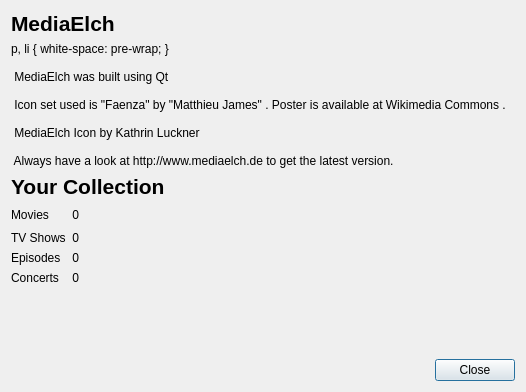
This is main/AboutDialog.ui in Komet/MediaElch as Qt 5 draws it before an edit. The edited form follows.
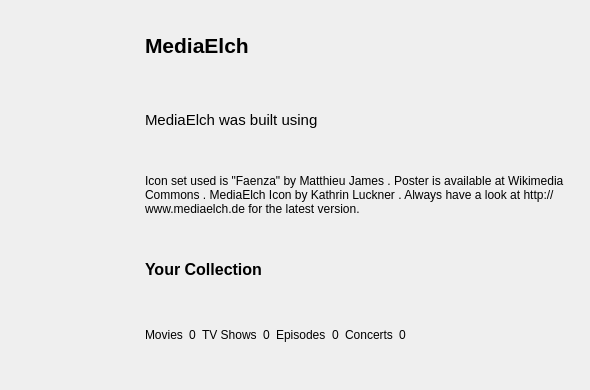
This is the edited form. Icons and pictures are not drawn.

What changed in the file:
```diff
--- a/main/AboutDialog.ui
+++ b/main/AboutDialog.ui
@@ -9,10 +9,22 @@
    <rect>
     <x>0</x>
     <y>0</y>
-    <width>526</width>
-    <height>392</height>
+    <width>590</width>
+    <height>390</height>
    </rect>
   </property>
+  <property name="sizePolicy">
+   <sizepolicy hsizetype="Preferred" vsizetype="Preferred">
+    <horstretch>0</horstretch>
+    <verstretch>0</verstretch>
+   </sizepolicy>
+  </property>
+  <property name="minimumSize">
+   <size>
+    <width>0</width>
+    <height>0</height>
+   </size>
+  </property>
   <property name="windowTitle">
    <string>About MediaElch</string>
   </property>
@@ -23,170 +35,195 @@
   <property name="modal">
    <bool>true</bool>
   </property>
-  <layout class="QVBoxLayout" name="verticalLayout" stretch="0,0,0,0,0,1">
+  <layout class="QHBoxLayout" name="horizontalLayout" stretch="0,0">
    <item>
-    <widget class="QLabel" name="labelMediaElch">
-     <property name="font">
-      <font>
-       <pointsize>16</pointsize>
-       <weight>75</weight>
-       <bold>true</bold>
-      </font>
-     </property>
-     <property name="text">
-      <string>MediaElch</string>
-     </property>
-    </widget>
-   </item>
-   <item>
-    <widget class="QLabel" name="label">
-     <property name="text">
-      <string>&lt;!DOCTYPE HTML PUBLIC &quot;-//W3C//DTD HTML 4.0//EN&quot; &quot;http://www.w3.org/TR/REC-html40/strict.dtd&quot;&gt;
-&lt;html&gt;&lt;head&gt;&lt;meta name=&quot;qrichtext&quot; content=&quot;1&quot; /&gt;&lt;style type=&quot;text/css&quot;&gt;
-p, li { white-space: pre-wrap; }
-&lt;/style&gt;&lt;/head&gt;&lt;body style=&quot; font-family:'Ubuntu'; font-size:11pt; font-weight:400; font-style:normal;&quot;&gt;
-&lt;p style=&quot; margin-top:0px; margin-bottom:0px; margin-left:0px; margin-right:0px; -qt-block-indent:0; text-indent:0px;&quot;&gt;&lt;span style=&quot; font-family:'Lucida Grande'; font-size:13pt;&quot;&gt;MediaElch was built using &lt;/span&gt;&lt;a href=&quot;http://qt.nokia.com&quot;&gt;&lt;span style=&quot; font-family:'Lucida Grande'; font-size:13pt; text-decoration: underline; color:#0000ff;&quot;&gt;Qt&lt;/span&gt;&lt;/a&gt;&lt;/p&gt;
-&lt;p style=&quot;-qt-paragraph-type:empty; margin-top:0px; margin-bottom:0px; margin-left:0px; margin-right:0px; -qt-block-indent:0; text-indent:0px; font-family:'Lucida Grande'; font-size:13pt;&quot;&gt;&lt;br /&gt;&lt;/p&gt;
-&lt;p style=&quot; margin-top:0px; margin-bottom:0px; margin-left:0px; margin-right:0px; -qt-block-indent:0; text-indent:0px;&quot;&gt;&lt;span style=&quot; font-family:'Lucida Grande'; font-size:13pt;&quot;&gt;Icon set used is &lt;/span&gt;&lt;a href=&quot;http://code.google.com/p/faenza-icon-theme/downloads/list&quot;&gt;&lt;span style=&quot; font-family:'Lucida Grande'; font-size:13pt; text-decoration: underline; color:#0000ff;&quot;&gt;&amp;quot;Faenza&amp;quot;&lt;/span&gt;&lt;/a&gt;&lt;span style=&quot; font-family:'Lucida Grande'; font-size:13pt;&quot;&gt; by &lt;/span&gt;&lt;a href=&quot;mailto:matthieu.james@gmail.com&quot;&gt;&lt;span style=&quot; font-family:'Lucida Grande'; font-size:13pt; text-decoration: underline; color:#0000ff;&quot;&gt;&amp;quot;Matthieu James&amp;quot;&lt;/span&gt;&lt;/a&gt;&lt;span style=&quot; font-family:'Lucida Grande'; font-size:13pt;&quot;&gt;. Poster is available at &lt;/span&gt;&lt;a href=&quot;http://commons.wikimedia.org/wiki/File:Entropy_poster.jpg&quot;&gt;&lt;span style=&quot; font-family:'Lucida Grande'; font-size:13pt; text-decoration: underline; color:#0000ff;&quot;&gt;Wikimedia Commons&lt;/span&gt;&lt;/a&gt;&lt;span style=&quot; font-family:'Lucida Grande'; font-size:13pt;&quot;&gt; .&lt;/span&gt;&lt;/p&gt;
-&lt;p style=&quot;-qt-paragraph-type:empty; margin-top:0px; margin-bottom:0px; margin-left:0px; margin-right:0px; -qt-block-indent:0; text-indent:0px; font-family:'Lucida Grande'; font-size:13pt; text-decoration: underline; color:#0000ff;&quot;&gt;&lt;br /&gt;&lt;/p&gt;
-&lt;p style=&quot; margin-top:0px; margin-bottom:0px; margin-left:0px; margin-right:0px; -qt-block-indent:0; text-indent:0px;&quot;&gt;&lt;span style=&quot; font-family:'Lucida Grande'; font-size:13pt;&quot;&gt;MediaElch Icon by &lt;/span&gt;&lt;a href=&quot;mailto:kathrin.luckner@me.com&quot;&gt;&lt;span style=&quot; font-family:'Lucida Grande'; font-size:13pt; text-decoration: underline; color:#0000ff;&quot;&gt;Kathrin Luckner&lt;/span&gt;&lt;/a&gt;&lt;/p&gt;
-&lt;p style=&quot;-qt-paragraph-type:empty; margin-top:0px; margin-bottom:0px; margin-left:0px; margin-right:0px; -qt-block-indent:0; text-indent:0px; font-family:'Lucida Grande'; font-size:13pt; text-decoration: underline; color:#0000ff;&quot;&gt;&lt;br /&gt;&lt;/p&gt;
-&lt;p style=&quot; margin-top:0px; margin-bottom:0px; margin-left:0px; margin-right:0px; -qt-block-indent:0; text-indent:0px;&quot;&gt;&lt;span style=&quot; font-family:'Lucida Grande'; font-size:13pt;&quot;&gt;Always have a look at &lt;/span&gt;&lt;a href=&quot;http://www.mediaelch.de&quot;&gt;&lt;span style=&quot; font-family:'Lucida Grande'; font-size:13pt; text-decoration: underline; color:#0000ff;&quot;&gt;http://www.mediaelch.de&lt;/span&gt;&lt;/a&gt;&lt;span style=&quot; font-family:'Lucida Grande'; font-size:13pt;&quot;&gt; to get the latest version.&lt;/span&gt;&lt;/p&gt;
-&lt;p style=&quot;-qt-paragraph-type:empty; margin-top:0px; margin-bottom:0px; margin-left:0px; margin-right:0px; -qt-block-indent:0; text-indent:0px; font-family:'Lucida Grande'; font-size:13pt;&quot;&gt;&lt;br /&gt;&lt;/p&gt;&lt;/body&gt;&lt;/html&gt;</string>
-     </property>
-     <property name="alignment">
-      <set>Qt::AlignLeading|Qt::AlignLeft|Qt::AlignTop</set>
-     </property>
-     <property name="wordWrap">
-      <bool>true</bool>
-     </property>
-     <property name="openExternalLinks">
-      <bool>true</bool>
-     </property>
-    </widget>
-   </item>
-   <item>
-    <widget class="QLabel" name="label_2">
-     <property name="font">
-      <font>
-       <pointsize>16</pointsize>
-       <weight>75</weight>
-       <bold>true</bold>
-      </font>
-     </property>
-     <property name="text">
-      <string>Your Collection</string>
-     </property>
-    </widget>
-   </item>
-   <item>
-    <layout class="QGridLayout" name="gridLayout">
-     <item row="0" column="0">
-      <widget class="QLabel" name="label_3">
-       <property name="text">
-        <string>Movies</string>
+    <layout class="QVBoxLayout" name="verticalLayout_2">
+     <item>
+      <widget class="QLabel" name="label">
+       <property name="minimumSize">
+        <size>
+         <width>128</width>
+         <height>128</height>
+        </size>
        </property>
-      </widget>
-     </item>
-     <item row="2" column="0">
-      <widget class="QLabel" name="label_6">
-       <property name="text">
-        <string>Episodes</string>
+       <property name="maximumSize">
+        <size>
+         <width>128</width>
+         <height>128</height>
+        </size>
        </property>
-      </widget>
-     </item>
-     <item row="1" column="0">
-      <widget class="QLabel" name="label_4">
-       <property name="text">
-        <string>TV Shows</string>
+       <property name="layoutDirection">
+        <enum>Qt::LeftToRight</enum>
        </property>
-      </widget>
-     </item>
-     <item row="3" column="0">
-      <widget class="QLabel" name="label_5">
        <property name="text">
-        <string>Concerts</string>
+        <string/>
        </property>
-      </widget>
-     </item>
-     <item row="0" column="1">
-      <widget class="QLabel" name="numMovies">
-       <property name="text">
-        <string>0</string>
+       <property name="pixmap">
+        <pixmap resource="../MediaElch.qrc">:/img/MediaElch.png</pixmap>
        </property>
-       <property name="alignment">
-        <set>Qt::AlignRight|Qt::AlignTrailing|Qt::AlignVCenter</set>
-       </property>
       </widget>
      </item>
-     <item row="0" column="2">
-      <spacer name="horizontalSpacer">
+     <item>
+      <spacer name="verticalSpacer">
        <property name="orientation">
-        <enum>Qt::Horizontal</enum>
+        <enum>Qt::Vertical</enum>
        </property>
        <property name="sizeHint" stdset="0">
         <size>
-         <width>40</width>
-         <height>20</height>
+         <width>20</width>
+         <height>40</height>
         </size>
        </property>
       </spacer>
      </item>
-     <item row="1" column="1">
-      <widget class="QLabel" name="numShows">
+    </layout>
+   </item>
+   <item>
+    <layout class="QVBoxLayout" name="verticalLayout">
+     <item>
+      <widget class="QLabel" name="labelMediaElch">
+       <property name="font">
+        <font>
+         <pointsize>16</pointsize>
+         <weight>75</weight>
+         <italic>false</italic>
+         <bold>true</bold>
+        </font>
+       </property>
        <property name="text">
-        <string>0</string>
+        <string>MediaElch</string>
        </property>
-       <property name="alignment">
-        <set>Qt::AlignRight|Qt::AlignTrailing|Qt::AlignVCenter</set>
+       <property name="textFormat">
+        <enum>Qt::AutoText</enum>
        </property>
       </widget>
      </item>
-     <item row="2" column="1">
-      <widget class="QLabel" name="numEpisodes">
+     <item>
+      <layout class="QHBoxLayout" name="horizontalLayout_2">
+       <property name="spacing">
+        <number>0</number>
+       </property>
+       <item>
+        <widget class="QLabel" name="label_3">
+         <property name="text">
+          <string>&lt;html&gt;&lt;head/&gt;&lt;body&gt;&lt;p&gt;&lt;span style=&quot; font-family:'Lucida Grande'; font-size:11pt;&quot;&gt;MediaElch was built using &lt;/span&gt;&lt;/p&gt;&lt;/body&gt;&lt;/html&gt;</string>
+         </property>
+        </widget>
+       </item>
+       <item>
+        <widget class="QLabel" name="label_10">
+         <property name="pixmap">
+          <pixmap resource="../MediaElch.qrc">:/img/qtcreator.png</pixmap>
+         </property>
+        </widget>
+       </item>
+       <item>
+        <spacer name="horizontalSpacer">
+         <property name="orientation">
+          <enum>Qt::Horizontal</enum>
+         </property>
+         <property name="sizeHint" stdset="0">
+          <size>
+           <width>40</width>
+           <height>20</height>
+          </size>
+         </property>
+        </spacer>
+       </item>
+      </layout>
+     </item>
+     <item>
+      <widget class="QLabel" name="label_2">
        <property name="text">
-        <string>0</string>
+        <string>&lt;html&gt;&lt;head/&gt;&lt;body&gt;&lt;p&gt;&lt;span style=&quot; font-family:'Lucida Grande';&quot;&gt;Icon set used is &lt;/span&gt;&lt;a href=&quot;http://code.google.com/p/faenza-icon-theme/downloads/list&quot;&gt;&lt;span style=&quot; font-family:'Lucida Grande'; text-decoration: underline; color:#0000ff;&quot;&gt;&amp;quot;Faenza&amp;quot;&lt;/span&gt;&lt;/a&gt;&lt;span style=&quot; font-family:'Lucida Grande';&quot;&gt; by &lt;/span&gt;&lt;a href=&quot;mailto:matthieu.james@gmail.com&quot;&gt;&lt;span style=&quot; font-family:'Lucida Grande'; text-decoration: underline; color:#0000ff;&quot;&gt;Matthieu James&lt;/span&gt;&lt;/a&gt;&lt;span style=&quot; font-family:'Lucida Grande';&quot;&gt;.  Poster is available at &lt;/span&gt;&lt;a href=&quot;http://commons.wikimedia.org/wiki/File:Entropy_poster.jpg&quot;&gt;&lt;span style=&quot; font-family:'Lucida Grande'; text-decoration: underline; color:#0000ff;&quot;&gt;Wikimedia Commons&lt;/span&gt;&lt;/a&gt;&lt;span style=&quot; font-family:'Lucida Grande';&quot;&gt; .&lt;/span&gt;&lt;/p&gt;&lt;p&gt;&lt;span style=&quot; font-family:'Lucida Grande';&quot;&gt;MediaElch Icon by &lt;/span&gt;&lt;a href=&quot;mailto:kathrin.luckner@me.com&quot;&gt;&lt;span style=&quot; font-family:'Lucida Grande'; text-decoration: underline; color:#0000ff;&quot;&gt;Kathrin Luckner&lt;/span&gt;&lt;/a&gt;&lt;span style=&quot; font-family:'Lucida Grande';&quot;&gt;.&lt;/span&gt;&lt;/p&gt;&lt;p&gt;&lt;span style=&quot; font-family:'Lucida Grande';&quot;&gt;Always have a look at &lt;/span&gt;&lt;a href=&quot;http://www.mediaelch.de&quot;&gt;&lt;span style=&quot; font-family:'Lucida Grande'; text-decoration: underline; color:#0000ff;&quot;&gt;http://www.mediaelch.de&lt;/span&gt;&lt;/a&gt;&lt;span style=&quot; font-family:'Lucida Grande';&quot;&gt; for the latest version.&lt;/span&gt;&lt;/p&gt;&lt;/body&gt;&lt;/html&gt;</string>
        </property>
-       <property name="alignment">
-        <set>Qt::AlignRight|Qt::AlignTrailing|Qt::AlignVCenter</set>
+       <property name="wordWrap">
+        <bool>true</bool>
        </property>
       </widget>
      </item>
-     <item row="3" column="1">
-      <widget class="QLabel" name="numConcerts">
+     <item>
+      <widget class="QLabel" name="label_4">
        <property name="text">
-        <string>0</string>
+        <string>&lt;html&gt;&lt;head/&gt;&lt;body&gt;&lt;p&gt;&lt;span style=&quot; font-size:12pt; font-weight:600;&quot;&gt;Your Collection&lt;/span&gt;&lt;/p&gt;&lt;/body&gt;&lt;/html&gt;</string>
        </property>
-       <property name="alignment">
-        <set>Qt::AlignRight|Qt::AlignTrailing|Qt::AlignVCenter</set>
-       </property>
       </widget>
      </item>
+     <item>
+      <layout class="QGridLayout" name="gridLayout_2">
+       <item row="0" column="6">
+        <widget class="QLabel" name="label_6">
+         <property name="text">
+          <string>Concerts</string>
+         </property>
+        </widget>
+       </item>
+       <item row="3" column="8">
+        <spacer name="horizontalSpacer_2">
+         <property name="orientation">
+          <enum>Qt::Horizontal</enum>
+         </property>
+         <property name="sizeHint" stdset="0">
+          <size>
+           <width>40</width>
+           <height>20</height>
+          </size>
+         </property>
+        </spacer>
+       </item>
+       <item row="0" column="4">
+        <widget class="QLabel" name="label_8">
+         <property name="text">
+          <string>Episodes</string>
+         </property>
+        </widget>
+       </item>
+       <item row="0" column="2">
+        <widget class="QLabel" name="label_5">
+         <property name="text">
+          <string>TV Shows</string>
+         </property>
+        </widget>
+       </item>
+       <item row="0" column="0">
+        <widget class="QLabel" name="label_7">
+         <property name="text">
+          <string>Movies</string>
+         </property>
+        </widget>
+       </item>
+       <item row="0" column="1">
+        <widget class="QLabel" name="numMovies">
+         <property name="text">
+          <string>0</string>
+         </property>
+        </widget>
+       </item>
+       <item row="0" column="3">
+        <widget class="QLabel" name="numShows">
+         <property name="text">
+          <string>0</string>
+         </property>
+        </widget>
+       </item>
+       <item row="0" column="5">
+        <widget class="QLabel" name="numEpisodes">
+         <property name="text">
+          <string>0</string>
+         </property>
+        </widget>
+       </item>
+       <item row="0" column="7">
+        <widget class="QLabel" name="numConcerts">
+         <property name="text">
+          <string>0</string>
+         </property>
+        </widget>
+       </item>
+      </layout>
+     </item>
     </layout>
    </item>
-   <item>
-    <spacer name="verticalSpacer">
-     <property name="orientation">
-      <enum>Qt::Vertical</enum>
-     </property>
-     <property name="sizeHint" stdset="0">
-      <size>
-       <width>20</width>
-       <height>1</height>
-      </size>
-     </property>
-    </spacer>
-   </item>
-   <item>
-    <widget class="QDialogButtonBox" name="buttonBox">
-     <property name="orientation">
-      <enum>Qt::Horizontal</enum>
-     </property>
-     <property name="standardButtons">
-      <set>QDialogButtonBox::Close</set>
-     </property>
-    </widget>
-   </item>
   </layout>
  </widget>
  <resources>
```
Left out of the diff: 19 changed lines with no effect on the pictures.
